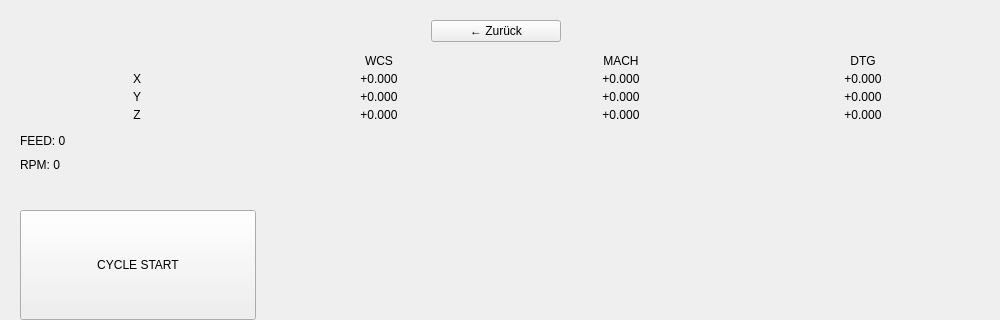
Before: the Qt Designer form thorcnc/widgets/simple_view.ui in Moshkopp/ThorCNC, drawn with Qt 5; both pictures show x 0 to 1000 and y 0 to 320 of the 1000 by 700 pixel window.
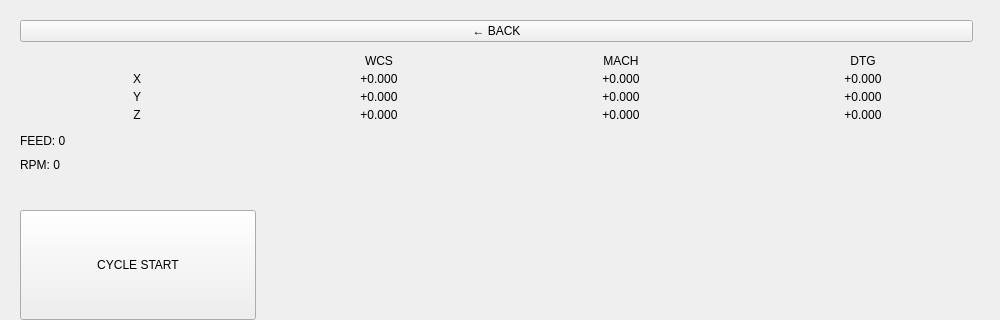
After: the same form once the commit is applied.

Commit message: refactor: add exit confirmation, fullscreen toggle, move machine mode selector to toolbar, and update navigation with quit button

Patch:
```diff
--- a/thorcnc/widgets/simple_view.ui
+++ b/thorcnc/widgets/simple_view.ui
@@ -14,8 +14,7 @@
     <layout class="QHBoxLayout" name="backLayout">
      <item>
       <widget class="QPushButton" name="btn_simple_back">
-       <property name="maximumSize"><size><width>130</width><height>42</height></size></property>
-       <property name="text"><string>← Zurück</string></property>
+       <property name="text"><string>← BACK</string></property>
       </widget>
      </item>
      <item>
```
The commit also changes 6 other files.
